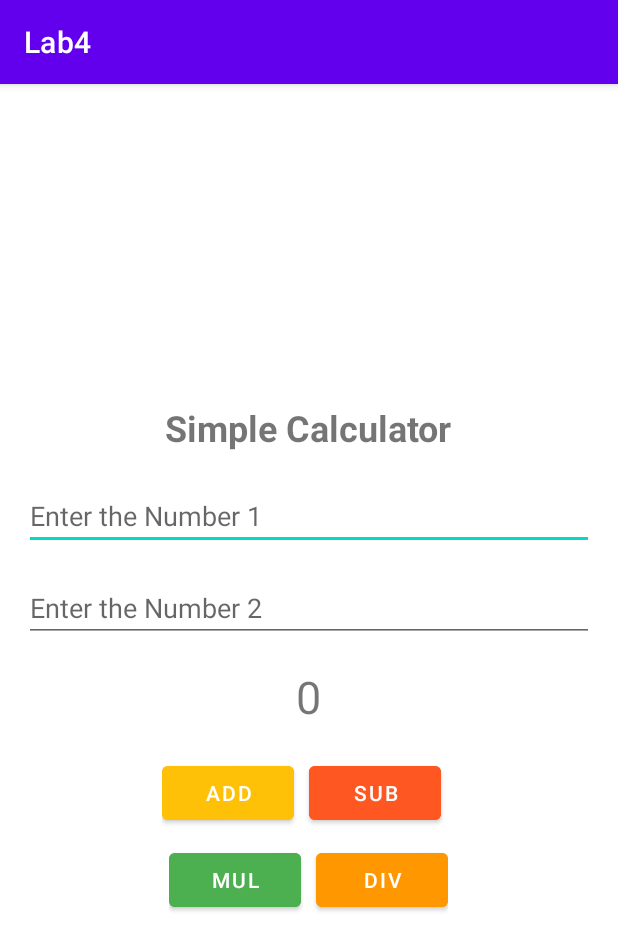
After one commit to sharjeel-siddiqui12/dive-into-mobile-application-development, an Android app built with Jetpack Compose: the L4exercise3 screen opened directly, with no data from a screen before it, on a phone screen of 412 x 824 dp. The commit adds this screen. Shown: the top 950 px of the screen. Run offline under Robolectric (Android 15) with nearby library versions, the phone set to English and light mode, and no system bars.

Commit message:
Lab 4 completed

```diff
--- /dev/null
+++ b/app/src/main/java/com/example/lab4/L4exercise3.java
@@ -0,0 +1,102 @@
+package com.example.lab4;
+
+import android.os.Bundle;
+import androidx.appcompat.app.AppCompatActivity;
+import com.example.mad_lab.R;
+import android.view.View;
+import android.widget.Button;
+import android.widget.EditText;
+import android.widget.TextView;
+import android.widget.Toast;
+
+public class L4exercise3 extends AppCompatActivity {
+
+    private EditText etNumber1, etNumber2;
+    private TextView tvResult;
+    private Button btnAdd, btnSub, btnMul, btnDiv;
+
+    @Override
+    protected void onCreate(Bundle savedInstanceState) {
+        super.onCreate(savedInstanceState);
+        setContentView(R.layout.activity_l4exercise3);
+
+        // Initialize views
+        etNumber1 = findViewById(R.id.etNumber1);
+        etNumber2 = findViewById(R.id.etNumber2);
+        tvResult = findViewById(R.id.tvResult);
+        btnAdd = findViewById(R.id.btnAdd);
+        btnSub = findViewById(R.id.btnSub);
+        btnMul = findViewById(R.id.btnMul);
+        btnDiv = findViewById(R.id.btnDiv);
+
+        // Set onClickListeners for each button
+        btnAdd.setOnClickListener(new View.OnClickListener() {
+            @Override
+            public void onClick(View v) {
+                performOperation("+");
+            }
+        });
+
+        btnSub.setOnClickListener(new View.OnClickListener() {
+            @Override
+            public void onClick(View v) {
+                performOperation("-");
+            }
+        });
+
+        btnMul.setOnClickListener(new View.OnClickListener() {
+            @Override
+            public void onClick(View v) {
+                performOperation("*");
+            }
+        });
+
+        btnDiv.setOnClickListener(new View.OnClickListener() {
+            @Override
+            public void onClick(View v) {
+                performOperation("/");
+            }
+        });
+    }
+
+    private void performOperation(String operator) {
+        // Get values from EditText fields
+        String num1Str = etNumber1.getText().toString();
+        String num2Str = etNumber2.getText().toString();
+
+        // Check if both fields are not empty
+        if (num1Str.isEmpty() || num2Str.isEmpty()) {
+            Toast.makeText(this, "Please enter both numbers", Toast.LENGTH_SHORT).show();
+            return;
+        }
+
+        // Parse the numbers
+        double num1 = Double.parseDouble(num1Str);
+        double num2 = Double.parseDouble(num2Str);
+        double result = 0;
+
+        // Perform the operation based on the operator
+        switch (operator) {
+            case "+":
+                result = num1 + num2;
+                break;
+            case "-":
+                result = num1 - num2;
+                break;
+            case "*":
+                result = num1 * num2;
+                break;
+            case "/":
+                if (num2 != 0) {
+                    result = num1 / num2;
+                } else {
+                    Toast.makeText(this, "Cannot divide by zero", Toast.LENGTH_SHORT).show();
+                    return;
+                }
+                break;
+        }
+
+        // Display the result
+        tvResult.setText(String.valueOf(result));
+    }
+}
--- a/app/src/main/res/layout/activity_l4exercise2.xml
+++ b/app/src/main/res/layout/activity_l4exercise2.xml
@@ -5,7 +5,6 @@
     android:orientation="vertical"
     android:padding="16dp">
 
-    <!-- TextView for displaying the message -->
     <TextView
         android:id="@+id/textView"
         android:layout_width="wrap_content"
@@ -14,7 +13,6 @@
         android:textSize="20sp"
         android:textColor="#000000" />
 
-    <!-- RadioGroup to hold the radio buttons -->
     <RadioGroup
         android:id="@+id/radioGroup"
         android:layout_width="wrap_content"
@@ -22,7 +20,6 @@
         android:orientation="horizontal"
         android:layout_marginTop="20dp">
 
-        <!-- Radio Buttons for color selection -->
         <RadioButton
             android:id="@+id/radioRed"
             android:layout_width="wrap_content"
--- /dev/null
+++ b/app/src/main/res/layout/activity_l4exercise3.xml
@@ -0,0 +1,85 @@
+<?xml version="1.0" encoding="utf-8"?>
+<LinearLayout xmlns:android="http://schemas.android.com/apk/res/android"
+    android:layout_width="match_parent"
+    android:layout_height="match_parent"
+    android:orientation="vertical"
+    android:gravity="center"
+    android:padding="16dp"
+    android:background="#FFFFFF">
+
+    <TextView
+        android:layout_width="wrap_content"
+        android:layout_height="wrap_content"
+        android:text="Simple Calculator"
+        android:textSize="24sp"
+        android:textStyle="bold"
+        android:layout_marginBottom="20dp" />
+
+    <EditText
+        android:id="@+id/etNumber1"
+        android:layout_width="match_parent"
+        android:layout_height="wrap_content"
+        android:hint="Enter the Number 1"
+        android:inputType="number"
+        android:layout_marginBottom="16dp" />
+
+    <EditText
+        android:id="@+id/etNumber2"
+        android:layout_width="match_parent"
+        android:layout_height="wrap_content"
+        android:hint="Enter the Number 2"
+        android:inputType="number"
+        android:layout_marginBottom="16dp" />
+
+    <TextView
+        android:id="@+id/tvResult"
+        android:layout_width="wrap_content"
+        android:layout_height="wrap_content"
+        android:text="0"
+        android:textSize="30sp"
+        android:layout_marginBottom="20dp" />
+
+    <LinearLayout
+        android:layout_width="wrap_content"
+        android:layout_height="wrap_content"
+        android:orientation="horizontal">
+
+        <Button
+            android:id="@+id/btnAdd"
+            android:layout_width="wrap_content"
+            android:layout_height="wrap_content"
+            android:text="ADD"
+            android:layout_marginRight="10dp"
+            android:backgroundTint="#FFC107" />
+
+        <Button
+            android:id="@+id/btnSub"
+            android:layout_width="wrap_content"
+            android:layout_height="wrap_content"
+            android:text="SUB"
+            android:layout_marginRight="10dp"
+            android:backgroundTint="#FF5722" />
+    </LinearLayout>
+
+    <LinearLayout
+        android:layout_width="wrap_content"
+        android:layout_height="wrap_content"
+        android:orientation="horizontal"
+        android:layout_marginTop="10dp">
+
+        <Button
+            android:id="@+id/btnMul"
+            android:layout_width="wrap_content"
+            android:layout_height="wrap_content"
+            android:text="MUL"
+            android:layout_marginRight="10dp"
+            android:backgroundTint="#4CAF50" />
+
+        <Button
+            android:id="@+id/btnDiv"
+            android:layout_width="wrap_content"
+            android:layout_height="wrap_content"
+            android:text="DIV"
+            android:backgroundTint="#FF9800" />
+    </LinearLayout>
+</LinearLayout>
```
Also changed, not shown: app/src/main/AndroidManifest.xml (+21 -3 lines), app/src/main/java/com/example/lab4/L4exercise1Display.java (+3 -9 lines), app/src/main/java/com/example/lab4/L4exercise2.java (+0 -18 lines), app/src/main/java/com/example/lab4/L4exercise4.java (added, +46 -0 lines), app/src/main/res/layout/activity_l4exercise4.xml (added, +36 -0 lines).
